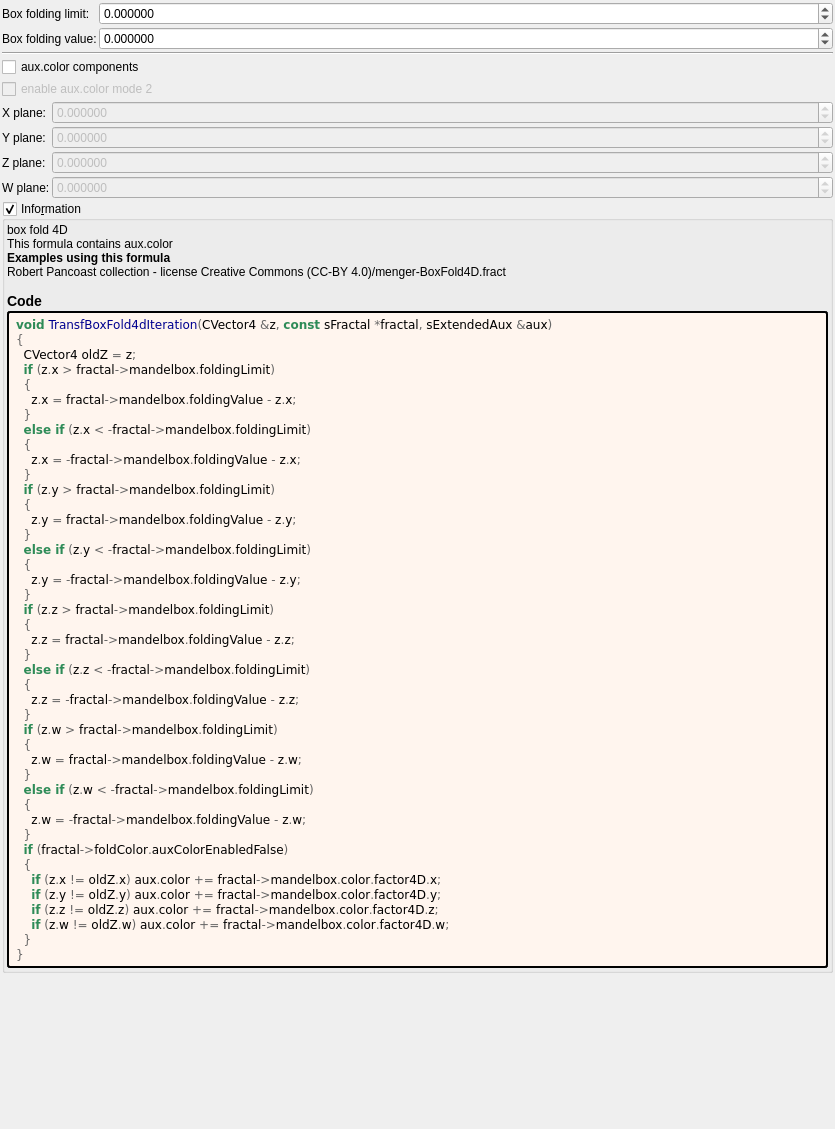
The window that mandelbulber2/formula/ui/transf_box_fold4d.ui (irinox-ctrl/mandelbulber2) describes before a commit, drawn with Qt 5.
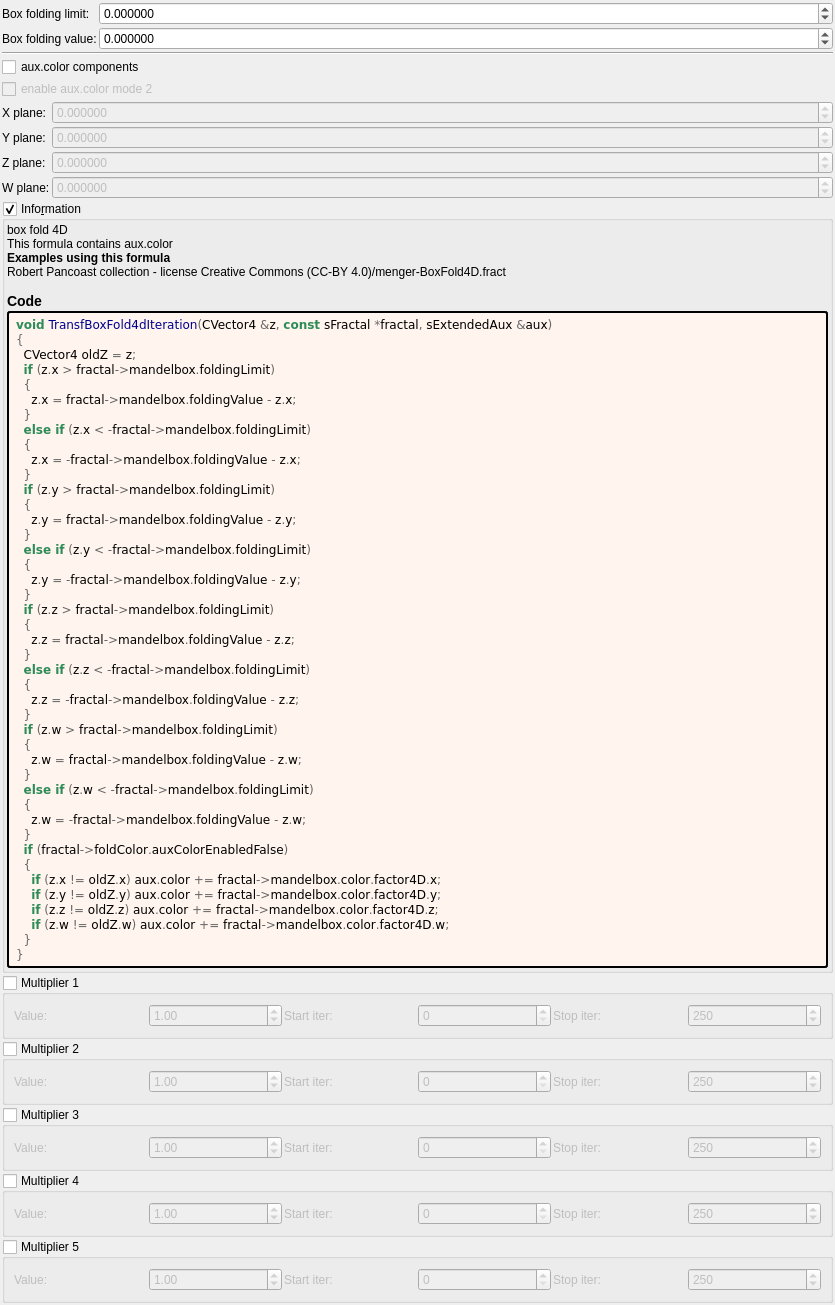
The same window after the commit. Custom widgets are drawn as their Qt base class.

Commit message:
feat: add 5 general-purpose multipliers to all 1007 fractal formulas
Each multiplier has:
- Checkbox (OFF by default)
- Value spinbox (default 1.0, range -100 to 100)
- Iteration start/stop range

Logic: z *= value; DE *= |value|;

Uses existing transformCommon parameters:
- Checkboxes: functionEnabledBx/By/Bz/Bw/CzFalse
- Values: scale4/5/6/8/16
- Ranges: startIterationsB-F/stopIterationsB-F

Modified 1007 .cpp (CPU), 1006 .cl (GPU), 1023 .ui files.
Both source (formula/) and deploy (deploy/share/) copies updated.

```diff
--- a/mandelbulber2/formula/ui/transf_box_fold4d.ui
+++ b/mandelbulber2/formula/ui/transf_box_fold4d.ui
@@ -404,6 +404,192 @@
      </layout>
     </widget>
    </item>
+   <item>
+    <widget class="MyGroupBox" name="groupCheck_transf_function_enabledBx_false">
+     <property name="title"><string>Multiplier 1</string></property>
+     <property name="checkable"><bool>true</bool></property>
+     <property name="checked"><bool>false</bool></property>
+     <layout class="QGridLayout" name="gridLayout_mult1">
+      <property name="spacing"><number>2</number></property>
+      <item row="0" column="0">
+       <widget class="QLabel"><property name="text"><string>Value:</string></property></widget>
+      </item>
+      <item row="0" column="1">
+       <widget class="MyDoubleSpinBox" name="spinbox_transf_scale_4">
+        <property name="minimum"><double>-100.0</double></property><property name="maximum"><double>100.0</double></property>
+        <property name="singleStep"><double>0.01</double></property><property name="value"><double>1.0</double></property>
+       </widget>
+      </item>
+      <item row="0" column="2">
+       <widget class="QLabel"><property name="text"><string>Start iter:</string></property></widget>
+      </item>
+      <item row="0" column="3">
+       <widget class="MySpinBox" name="spinboxInt_transf_start_iterations_B">
+        <property name="minimum"><number>0</number></property><property name="maximum"><number>10000</number></property>
+        <property name="value"><number>0</number></property>
+       </widget>
+      </item>
+      <item row="0" column="4">
+       <widget class="QLabel"><property name="text"><string>Stop iter:</string></property></widget>
+      </item>
+      <item row="0" column="5">
+       <widget class="MySpinBox" name="spinboxInt_transf_stop_iterations_B">
+        <property name="minimum"><number>0</number></property><property name="maximum"><number>10000</number></property>
+        <property name="value"><number>250</number></property>
+       </widget>
+      </item>
+     </layout>
+    </widget>
+   </item>
+   <item>
+    <widget class="MyGroupBox" name="groupCheck_transf_function_enabledBy_false">
+     <property name="title"><string>Multiplier 2</string></property>
+     <property name="checkable"><bool>true</bool></property>
+     <property name="checked"><bool>false</bool></property>
+     <layout class="QGridLayout" name="gridLayout_mult2">
+      <property name="spacing"><number>2</number></property>
+      <item row="0" column="0">
+       <widget class="QLabel"><property name="text"><string>Value:</string></property></widget>
+      </item>
+      <item row="0" column="1">
+       <widget class="MyDoubleSpinBox" name="spinbox_transf_scale_5">
+        <property name="minimum"><double>-100.0</double></property><property name="maximum"><double>100.0</double></property>
+        <property name="singleStep"><double>0.01</double></property><property name="value"><double>1.0</double></property>
+       </widget>
+      </item>
+      <item row="0" column="2">
+       <widget class="QLabel"><property name="text"><string>Start iter:</string></property></widget>
+      </item>
+      <item row="0" column="3">
+       <widget class="MySpinBox" name="spinboxInt_transf_start_iterations_C">
+        <property name="minimum"><number>0</number></property><property name="maximum"><number>10000</number></property>
+        <property name="value"><number>0</number></property>
+       </widget>
+      </item>
+      <item row="0" column="4">
+       <widget class="QLabel"><property name="text"><string>Stop iter:</string></property></widget>
+      </item>
+      <item row="0" column="5">
+       <widget class="MySpinBox" name="spinboxInt_transf_stop_iterations_C">
+        <property name="minimum"><number>0</number></property><property name="maximum"><number>10000</number></property>
+        <property name="value"><number>250</number></property>
+       </widget>
+      </item>
+     </layout>
+    </widget>
+   </item>
+   <item>
+    <widget class="MyGroupBox" name="groupCheck_transf_function_enabledBz_false">
+     <property name="title"><string>Multiplier 3</string></property>
+     <property name="checkable"><bool>true</bool></property>
+     <property name="checked"><bool>false</bool></property>
+     <layout class="QGridLayout" name="gridLayout_mult3">
+      <property name="spacing"><number>2</number></property>
+      <item row="0" column="0">
+       <widget class="QLabel"><property name="text"><string>Value:</string></property></widget>
+      </item>
+      <item row="0" column="1">
+       <widget class="MyDoubleSpinBox" name="spinbox_transf_scale_6">
+        <property name="minimum"><double>-100.0</double></property><property name="maximum"><double>100.0</double></property>
+        <property name="singleStep"><double>0.01</double></property><property name="value"><double>1.0</double></property>
+       </widget>
+      </item>
+      <item row="0" column="2">
+       <widget class="QLabel"><property name="text"><string>Start iter:</string></property></widget>
+      </item>
+      <item row="0" column="3">
+       <widget class="MySpinBox" name="spinboxInt_transf_start_iterations_D">
+        <property name="minimum"><number>0</number></property><property name="maximum"><number>10000</number></property>
+        <property name="value"><number>0</number></property>
+       </widget>
+      </item>
+      <item row="0" column="4">
+       <widget class="QLabel"><property name="text"><string>Stop iter:</string></property></widget>
+      </item>
+      <item row="0" column="5">
+       <widget class="MySpinBox" name="spinboxInt_transf_stop_iterations_D">
+        <property name="minimum"><number>0</number></property><property name="maximum"><number>10000</number></property>
+        <property name="value"><number>250</number></property>
+       </widget>
+      </item>
+     </layout>
+    </widget>
+   </item>
+   <item>
+    <widget class="MyGroupBox" name="groupCheck_transf_function_enabledBw_false">
+     <property name="title"><string>Multiplier 4</string></property>
+     <property name="checkable"><bool>true</bool></property>
+     <property name="checked"><bool>false</bool></property>
+     <layout class="QGridLayout" name="gridLayout_mult4">
+      <property name="spacing"><number>2</number></property>
+      <item row="0" column="0">
+       <widget class="QLabel"><property name="text"><string>Value:</string></property></widget>
+      </item>
+      <item row="0" column="1">
+       <widget class="MyDoubleSpinBox" name="spinbox_transf_scale_8">
+        <property name="minimum"><double>-100.0</double></property><property name="maximum"><double>100.0</double></property>
+        <property name="singleStep"><double>0.01</double></property><property name="value"><double>1.0</double></property>
+       </widget>
+      </item>
+      <item row="0" column="2">
+       <widget class="QLabel"><property name="text"><string>Start iter:</string></property></widget>
+      </item>
+      <item row="0" column="3">
+       <widget class="MySpinBox" name="spinboxInt_transf_start_iterations_E">
+        <property name="minimum"><number>0</number></property><property name="maximum"><number>10000</number></property>
+        <property name="value"><number>0</number></property>
+       </widget>
+      </item>
+      <item row="0" column="4">
+       <widget class="QLabel"><property name="text"><string>Stop iter:</string></property></widget>
+      </item>
+      <item row="0" column="5">
+       <widget class="MySpinBox" name="spinboxInt_transf_stop_iterations_E">
+        <property name="minimum"><number>0</number></property><property name="maximum"><number>10000</number></property>
+        <property name="value"><number>250</number></property>
+       </widget>
+      </item>
+     </layout>
+    </widget>
+   </item>
+   <item>
+    <widget class="MyGroupBox" name="groupCheck_transf_function_enabledCz_false">
+     <property name="title"><string>Multiplier 5</string></property>
+     <property name="checkable"><bool>true</bool></property>
+     <property name="checked"><bool>false</bool></property>
+     <layout class="QGridLayout" name="gridLayout_mult5">
+      <property name="spacing"><number>2</number></property>
+      <item row="0" column="0">
+       <widget class="QLabel"><property name="text"><string>Value:</string></property></widget>
+      </item>
+      <item row="0" column="1">
+       <widget class="MyDoubleSpinBox" name="spinbox_transf_scale_16">
+        <property name="minimum"><double>-100.0</double></property><property name="maximum"><double>100.0</double></property>
+        <property name="singleStep"><double>0.01</double></property><property name="value"><double>1.0</double></property>
+       </widget>
+      </item>
+      <item row="0" column="2">
+       <widget class="QLabel"><property name="text"><string>Start iter:</string></property></widget>
+      </item>
+      <item row="0" column="3">
+       <widget class="MySpinBox" name="spinboxInt_transf_start_iterations_F">
+        <property name="minimum"><number>0</number></property><property name="maximum"><number>10000</number></property>
+        <property name="value"><number>0</number></property>
+       </widget>
+      </item>
+      <item row="0" column="4">
+       <widget class="QLabel"><property name="text"><string>Stop iter:</string></property></widget>
+      </item>
+      <item row="0" column="5">
+       <widget class="MySpinBox" name="spinboxInt_transf_stop_iterations_F">
+        <property name="minimum"><number>0</number></property><property name="maximum"><number>10000</number></property>
+        <property name="value"><number>250</number></property>
+       </widget>
+      </item>
+     </layout>
+    </widget>
+   </item>
+
    <item>
     <spacer name="verticalSpacer_2">
      <property name="orientation">
@@ -436,6 +622,11 @@
    <extends>QDoubleSpinBox</extends>
    <header>my_double_spin_box.h</header>
   </customwidget>
+   <customwidget>
+   <class>MySpinBox</class>
+   <extends>QSpinBox</extends>
+   <header>my_spin_box.h</header>
+  </customwidget>
  </customwidgets>
  <tabstops>
   <tabstop>spinbox_mandelbox_folding_limit</tabstop>
```
The commit also changes 3972 other files.
